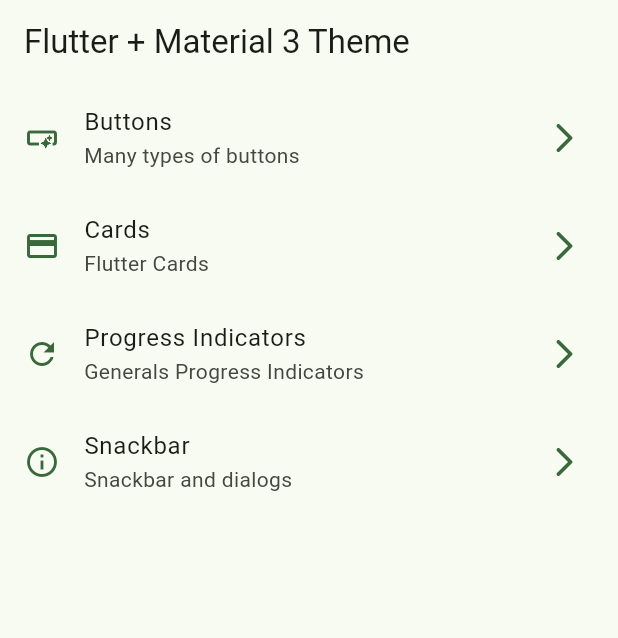
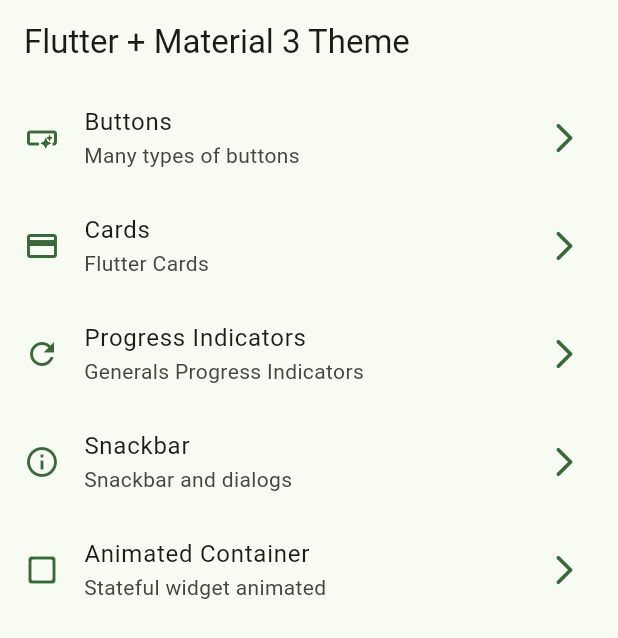
Before and after one commit to jquinterom/flutter-widgets, a Flutter app: the screen it shows after launch, on a phone screen of 412 x 824 dp. Shown: the top 638 px of the screen. Run offline on Flutter 3.47's test engine with Material 3 defaults, Android fonts, the phone set to English and light mode, and no system bars; our stand-ins replace go_router.

```diff
--- a/lib/config/menu/menu_items.dart
+++ b/lib/config/menu/menu_items.dart
@@ -39,4 +39,10 @@ const appMenuItems = <MenuItem>[
     link: '/snackbar',
     icon: Icons.info_outline,
   ),
+  MenuItem(
+    title: 'Animated Container',
+    subTitle: 'Stateful widget animated',
+    link: '/animated',
+    icon: Icons.check_box_outline_blank_rounded,
+  ),
 ];
--- a/lib/config/router/app_router.dart
+++ b/lib/config/router/app_router.dart
@@ -30,5 +30,10 @@ final appRouter = GoRouter(
       name: SnackbarScreen.routeName,
       builder: (context, state) => SnackbarScreen(),
     ),
+    GoRoute(
+      path: '/animated',
+      name: AnimatedScreen.routeName,
+      builder: (context, state) => AnimatedScreen(),
+    ),
   ],
 );
```
Also changed, not shown: lib/presentation/screens/animated/animated_screen.dart (+68 -2 lines).
